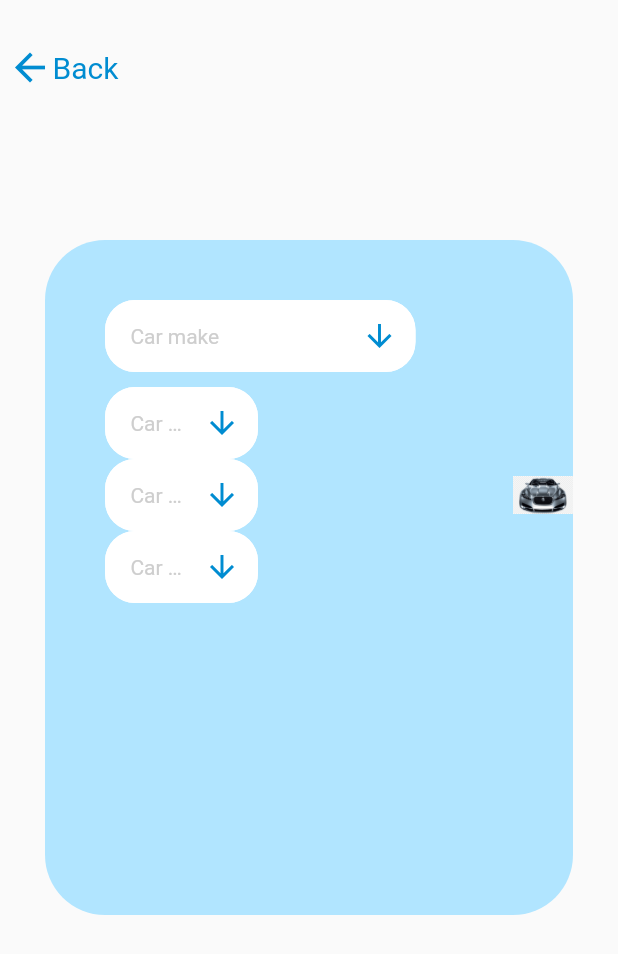
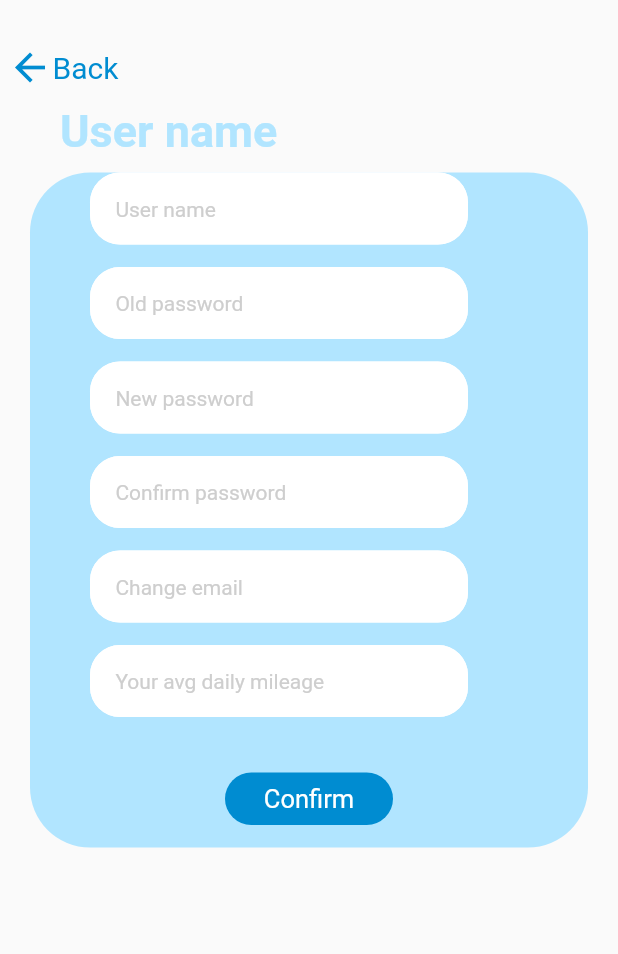
Before and after one commit to AbanoubLatif/auto_aid, a Flutter app: the screen it shows after launch, on a phone screen of 412 x 824 dp. Shown: the top 954 px of the screen. Run offline on Flutter 3.47's test engine with Material 2 defaults, Android fonts, the phone set to English and light mode, and no system bars.

Commit message:
semi final commit

```diff
--- a/lib/main.dart
+++ b/lib/main.dart
@@ -1,7 +1,9 @@
 import 'dart:developer';
+import 'package:auto_aid/main_screens/account_settings.dart';
 import 'package:auto_aid/main_screens/add_car.dart';
 import 'package:auto_aid/main_screens/ai-chatbot.dart';
 import 'package:auto_aid/main_screens/service_book.dart';
+import 'package:auto_aid/main_screens/user_info.dart';
 import 'package:auto_aid/screens/first_screen.dart';
 import 'package:auto_aid/screens/sign_up.dart';
 import 'package:flutter/material.dart';
@@ -25,8 +27,10 @@ class AutoAid extends StatelessWidget {
         ServiceBook.id:(context)=>ServiceBook(),
         AiChatBot.id:(context)=>AiChatBot(),
         AddCar.id:(context)=>AddCar(),
+        AccountSettings.id:(context)=>AccountSettings(),
+        UserInfo.id:(context)=>UserInfo(),
       },
-      initialRoute:'AddCarPage',
+      initialRoute:'UserInfoPage',
     );
   }
 }
--- a/lib/main_screens/add_car.dart
+++ b/lib/main_screens/add_car.dart
@@ -15,56 +15,59 @@ class AddCar extends StatelessWidget {
         child: Column(
           children: [
             CustomIconBack(),
-            SizedBox(height: 100,),
+            SizedBox(height: 30,),
             Padding(
-              padding: const EdgeInsets.only(left:30,right:30),
-              child: CustomContainer(height: 450,column: Column(
+              padding: const EdgeInsets.only(left:20,right:20),
+              child: CustomContainer(height: 500,column: Column(
                 children: [
                   SizedBox(height: 20),
                   SizedBox(height: 20),
                   Padding(
-                    padding: const EdgeInsets.only(right:65,),
+                    padding: const EdgeInsets.only(right:50,),
                     child: CustomTextField(
                       text: 'Car make',
                       suffixIcon: Icon(Icons.arrow_downward_outlined,color: KeyPrimaryColor,),
                     ),
                   ),
                   SizedBox(height:10),
-                  Row(
-                    children: [
-                      Expanded(
-                        child: Padding(
-                          padding: const EdgeInsets.only(right: 130),
-                          child: Column(
-                            children: [
-                              CustomTextField(
-                                text: 'Car make',
+                  Padding(
+                    padding: const EdgeInsets.only(right:80,),
+                    child: CustomTextField(
+                      text: 'Model year',
                       suffixIcon: Icon(Icons.arrow_downward_outlined,color: KeyPrimaryColor,),
                     ),
-                              CustomTextField(
-                                text: 'Car make',
+                  ),
+                  SizedBox(height:10),
+                  Padding(
+                    padding: const EdgeInsets.only(right:80,),
+                    child: CustomTextField(
+                      text: 'Milage in km',
                       suffixIcon: Icon(Icons.arrow_downward_outlined,color: KeyPrimaryColor,),
                     ),
-                              CustomTextField(
-                                text: 'Car make',
+                  ),
+                  SizedBox(height:10),
+                  Padding(
+                    padding: const EdgeInsets.only(right:80,),
+                    child: CustomTextField(
+                      text: 'Last service',
                       suffixIcon: Icon(Icons.arrow_downward_outlined,color: KeyPrimaryColor,),
                     ),
-                            ],
+                  ),
+                  SizedBox(height:10),
+                  Padding(
+                    padding: const EdgeInsets.only(right:80,),
+                    child: CustomTextField(
+                      text: 'Tiers make date',
+                      suffixIcon: Icon(Icons.arrow_downward_outlined,color: KeyPrimaryColor,),
                     ),
                   ),
+                  SizedBox(height:10),
+                  Image(image: AssetImage('assets/images/png-clipart-jaguar-cars-luxury-vehicle-sports-car-jaguar.png'),height: 100,width: 200,),
+                  Padding(
+                    padding: const EdgeInsets.only(top: 20,left: 120,right: 120),
+                    child: CustomButton(height:30,text:'Confirm', color:KeyPrimaryColor, textcolor:Colors.white,
                     ),
-                      Image(image: AssetImage(
-                        'assets/images/png-clipart-jaguar-cars-luxury-vehicle-sports-car-jaguar.png',
-                      ),
-                        height: 40,width:40 ,
-                      ),
-                    ],
-                  ),
-                  // Padding(
-                  //   padding: const EdgeInsets.only(top: 30,left: 120,right: 120),
-                  //   child: CustomButton(text:'Confirm', color:KeyPrimaryColor, textcolor:Colors.white,
-                  //   ),
-                  // )
+                  )
                 ],
               ),),
             ),
--- a/lib/main_screens/ai-chatbot.dart
+++ b/lib/main_screens/ai-chatbot.dart
@@ -32,7 +32,7 @@ class AiChatBot extends StatelessWidget {
                   ),
                   Padding(
                     padding: const EdgeInsets.only(top: 30,left: 120,right: 120),
-                    child: CustomButton(text:'Confirm', color:KeyPrimaryColor, textcolor:Colors.white,
+                    child: CustomButton(height:30,text:'Confirm', color:KeyPrimaryColor, textcolor:Colors.white,
                     ),
                   )
                 ],
--- a/lib/main_screens/service_book.dart
+++ b/lib/main_screens/service_book.dart
@@ -32,7 +32,7 @@ class ServiceBook extends StatelessWidget {
                   ),
                   Padding(
                     padding: const EdgeInsets.only(top: 30,left: 120,right: 120),
-                    child: CustomButton(text:'Confirm', color:KeyPrimaryColor, textcolor:Colors.white,
+                    child: CustomButton(height:30,text:'Confirm', color:KeyPrimaryColor, textcolor:Colors.white,
                     ),
                   )
                 ],
--- /dev/null
+++ b/lib/main_screens/user_info.dart
@@ -0,0 +1,88 @@
+import 'package:flutter/material.dart';
+
+import '../constants.dart';
+import '../decoration/custom_container.dart';
+import '../widgets/custom_button.dart';
+import '../widgets/custom_icon_back.dart';
+import '../widgets/custom_textfield.dart';
+
+class UserInfo extends StatelessWidget {
+   UserInfo({Key? key}) : super(key: key);
+  static String id='UserInfoPage';
+
+  // قائمة النصوص التي ترغب في إظهارها في CustomTextField
+  final List<String> textFieldLabels = [
+    'User name',
+    'Old password',
+    'New password',
+    'Confirm password',
+    'Change email',
+    'Your avg daily mileage',
+  ];
+
+  @override
+  Widget build(BuildContext context) {
+    return Scaffold(
+      body: SingleChildScrollView(
+        physics: NeverScrollableScrollPhysics(),
+        child: Column(
+          crossAxisAlignment: CrossAxisAlignment.start,
+          children: [
+            CustomIconBack(),
+            Padding(
+              padding: const EdgeInsets.only(top: 10, left: 40),
+              child: Text(
+                'User name',
+                style: TextStyle(
+                  color: KeySecondaryColor,
+                  fontSize: 30,
+                  fontWeight: FontWeight.bold,
+                ),
+              ),
+            ),
+            Padding(
+              padding: const EdgeInsets.only(top: 10, right: 20, left: 20),
+              child: CustomContainer(
+                height: 450,
+                column: Column(
+                  children: [
+                    // استخدم ListView.builder لإنشاء CustomTextField بناءً على القائمة textFieldLabels
+                    Expanded(
+                      child: ListView.builder(
+                        itemCount: textFieldLabels.length,
+                        itemBuilder: (context, index) {
+                          // استخدم عنصر القائمة في كل CustomTextField
+                          return Padding(
+                            padding:  EdgeInsets.only(
+                              right: 40,
+                              bottom: index == textFieldLabels.length - 1 ? 0 : 15, // لتجنب إضافة padding إضافي في العناصر غير الأخيرة
+                            ),
+                            child: CustomTextField(text: textFieldLabels[index]),
+                          );
+                        },
+                      ),
+                    ),
+
+                    Padding(
+                      padding: const EdgeInsets.only(
+                        bottom: 15,
+                        right: 130,
+                        left: 130,
+                      ),
+                      child: CustomButton(
+                        text: 'Confirm',
+                        color: KeyPrimaryColor,
+                        textcolor: Colors.white,
+                        height: 35,
+                      ),
+                    ),
+                  ],
+                ),
+              ),
+            ),
+          ],
+        ),
+      ),
+    );
+  }
+}
--- a/lib/screens/first_screen.dart
+++ b/lib/screens/first_screen.dart
@@ -16,12 +16,12 @@ static String id='FirstScreen';
           ),
           Padding(
             padding: const EdgeInsets.only(left: 120,right: 120),
-            child: CustomButton(text:'Sign Up',color: KeySecondaryColor,textcolor:KeyPrimaryColor,),
+            child: CustomButton(height:30,text:'Sign Up',color: KeySecondaryColor,textcolor:KeyPrimaryColor,),
           ),
           SizedBox(height:28),
           Padding(
             padding: const EdgeInsets.only(left: 120,right: 120),
-            child: CustomButton(text:'Login',color:KeySecondaryColor,textcolor: KeyPrimaryColor,),
+            child: CustomButton(height:30,text:'Login',color:KeySecondaryColor,textcolor: KeyPrimaryColor,),
           ),
         ],
       ),
--- a/lib/screens/sign_in.dart
+++ b/lib/screens/sign_in.dart
@@ -29,7 +29,7 @@ class SignIn extends StatelessWidget {
                SizedBox(height: 25),
                Padding(
                  padding: const EdgeInsets.only(left: 110,right: 110),
-                 child: CustomButton(text:'Login',color:KeyPrimaryColor,textcolor: Colors.white,),
+                 child: CustomButton(height:30,text:'Login',color:KeyPrimaryColor,textcolor: Colors.white,),
                ),
              ],
            )),
--- a/lib/screens/sign_up.dart
+++ b/lib/screens/sign_up.dart
@@ -39,7 +39,7 @@ class SignUp extends StatelessWidget {
           SizedBox(height: 25),
           Padding(
             padding: const EdgeInsets.only(left: 150, right: 150, bottom: 150),
-            child: CustomButton(text: 'Sign Up',color:KeyPrimaryColor,textcolor: Colors.white,),
+            child: CustomButton(height:30,text: 'Sign Up',color:KeyPrimaryColor,textcolor: Colors.white,),
           ),
         ],
       ),
--- a/lib/widgets/custom_button.dart
+++ b/lib/widgets/custom_button.dart
@@ -2,20 +2,20 @@ import 'package:auto_aid/constants.dart';
 import 'package:flutter/material.dart';
 
 class CustomButton extends StatelessWidget {
-  CustomButton({required this.text, required this.color,required this.textcolor});
+  CustomButton({required this.text, required this.color,required this.textcolor,required this.height});
 
   final String text;
   final Color color;
   final Color textcolor;
-
+  final double height;
   @override
   Widget build(BuildContext context) {
     return Container(
       decoration: BoxDecoration(
-        borderRadius: BorderRadius.circular(12),
+        borderRadius: BorderRadius.circular(32),
         color: color, // هنا يتم تحديد اللون في BoxDecoration
       ),
-      height: 30,
+      height:height,
       child: Center(
         child: Text(
           text,
```
Also changed, not shown: lib/main_screens/account_settings.dart (added, +81 -0 lines). Lines whose indentation alone changed are shown as unchanged.
